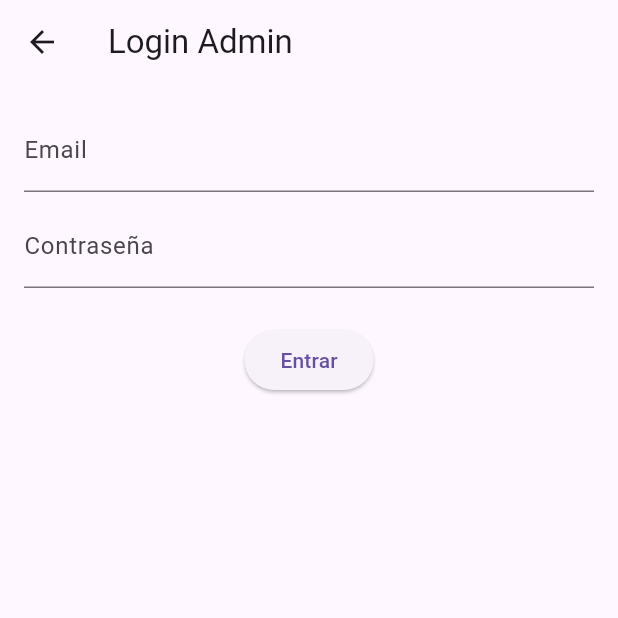
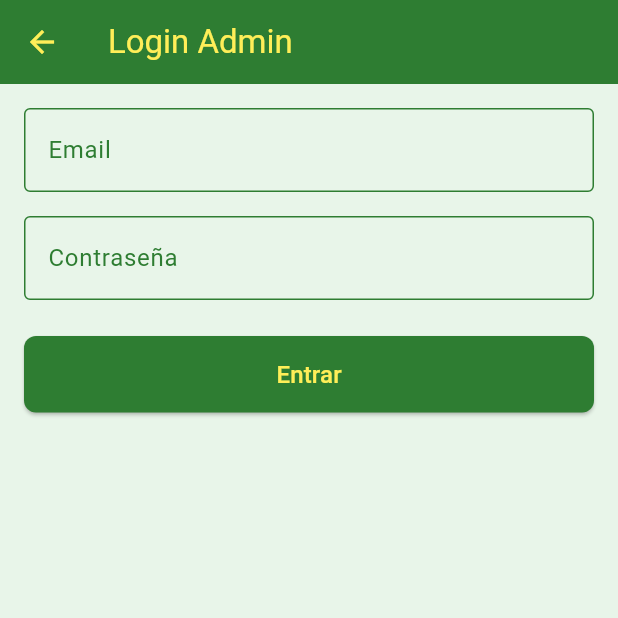
Before and after one commit to Fabioodom/appemails, a Flutter app: the LoginScreen screen opened by its route, on a phone screen of 412 x 824 dp, the top half of it. Run offline on Flutter 3.47's test engine with Material 3 defaults, Android fonts, the phone set to English and light mode, and no system bars; our stand-ins replace cloud_firestore, firebase_auth, firebase_core, shared_preferences; missing offline and left inert: firebase_auth_web; accounts and stored records are empty.

Commit message:
prueba13

```diff
--- a/lib/screens/login_screen.dart
+++ b/lib/screens/login_screen.dart
@@ -1,8 +1,11 @@
 // lib/screens/login_screen.dart
 
 import 'package:flutter/material.dart';
+import 'package:firebase_core/firebase_core.dart';
+import 'package:cloud_firestore/cloud_firestore.dart';
 import 'package:firebase_auth/firebase_auth.dart';
-import 'package:cloud_firestore/cloud_firestore.dart';
+import '../utils/validators.dart';
+import '../../firebase_options.dart'; // Ajusta la ruta según tu estructura
 
 class LoginScreen extends StatefulWidget {
   @override
@@ -10,9 +13,26 @@ class LoginScreen extends StatefulWidget {
 }
 
 class _LoginScreenState extends State<LoginScreen> {
+  final _formKey = GlobalKey<FormState>();
   final _emailCtrl = TextEditingController();
-  final _passCtrl  = TextEditingController();
+  final _passCtrl = TextEditingController();
   bool _loading = false;
+
+  late final Future<FirebaseApp> _initFirebase;
+
+  // Colores del estilo de la app
+  static const Color _kGreen      = Color(0xFF2E7D32);
+  static const Color _kLightGreen = Color(0xFFE8F5E9);
+  static const Color _kYellow     = Color(0xFFFFEE58);
+
+  @override
+  void initState() {
+    super.initState();
+    // Inicializamos Firebase
+    _initFirebase = Firebase.initializeApp(
+      options: DefaultFirebaseOptions.currentPlatform,
+    );
+  }
 
   @override
   void dispose() {
@@ -22,81 +42,161 @@ class _LoginScreenState extends State<LoginScreen> {
   }
 
   Future<void> _login() async {
+    // 1) Validar formulario de forma segura
+    final form = _formKey.currentState;
+    if (form == null || !form.validate()) return;
+
     setState(() => _loading = true);
 
     try {
-      // 1) Intentar login con email + password
+      // 2) Intentar login
       final cred = await FirebaseAuth.instance
           .signInWithEmailAndPassword(
             email: _emailCtrl.text.trim(),
             password: _passCtrl.text.trim(),
           );
 
+      // 3) Comprobar que cred.user no sea null
       final user = cred.user;
       if (user == null) {
-        throw Exception('Usuario no encontrado tras autenticar.');
+        throw Exception('No se pudo obtener datos del usuario.');
       }
 
-      // 2) Comprobar si existe en admins/{uid}
+      // 4) Leer en Firestore admins/{uid}
       final adminDoc = await FirebaseFirestore.instance
           .collection('admins')
           .doc(user.uid)
           .get();
 
       if (adminDoc.exists) {
-        // 3a) Es admin → entrar
+        // Es admin: navegar y reemplazar la pila
         Navigator.of(context).pushReplacementNamed('/admin');
       } else {
-        // 3b) No es admin → cerrar sesión
+        // No es admin: cerrar sesión y avisar
         await FirebaseAuth.instance.signOut();
-        _showError('No autorizado como admin');
+        _showSnack('Usuario no autorizado como admin', isError: true);
       }
     } on FirebaseAuthException catch (e) {
-      _showError('Credenciales inválidas');
+      // Errores específicos de Auth
+      _showSnack(_authErrorMessage(e), isError: true);
     } catch (e) {
-      _showError('Error inesperado');
+      // Cualquier otro error
+      _showSnack('Error inesperado: $e', isError: true);
     } finally {
       setState(() => _loading = false);
     }
   }
 
-  void _showError(String msg) {
+  /// Muestra un SnackBar con mensaje y color según sea error o no
+  void _showSnack(String mensaje, {bool isError = false}) {
     ScaffoldMessenger.of(context).showSnackBar(
-      SnackBar(content: Text(msg), backgroundColor: Colors.redAccent),
+      SnackBar(
+        content: Text(mensaje),
+        backgroundColor: isError ? Colors.redAccent : _kYellow,
+      ),
+    );
+  }
+
+  /// Traduce códigos de FirebaseAuthException a mensajes de usuario
+  String _authErrorMessage(FirebaseAuthException e) {
+    if (e.code == 'user-not-found' || e.code == 'wrong-password') {
+      return 'Credenciales no válidas';
+    }
+    return 'Error en login: ${e.message ?? e.code}';
+  }
+
+  InputDecoration _buildDecoration(String label) {
+    return InputDecoration(
+      filled: true,
+      fillColor: _kLightGreen,
+      labelText: label,
+      labelStyle: TextStyle(color: _kGreen),
+      border: OutlineInputBorder(),
+      enabledBorder: OutlineInputBorder(
+        borderSide: BorderSide(color: _kGreen),
+      ),
+      focusedBorder: OutlineInputBorder(
+        borderSide: BorderSide(color: _kYellow, width: 2),
+      ),
     );
   }
 
   @override
   Widget build(BuildContext context) {
+    return FutureBuilder<FirebaseApp>(
+      future: _initFirebase,
+      builder: (context, snapshot) {
+        if (snapshot.connectionState != ConnectionState.done) {
+          return const Scaffold(
+            body: Center(child: CircularProgressIndicator()),
+          );
+        }
         return Scaffold(
-      appBar: AppBar(title: Text('Login Admin')),
+          backgroundColor: _kLightGreen,
+          appBar: AppBar(
+            backgroundColor: _kGreen,
+            iconTheme: IconThemeData(color: _kYellow),
+            title: Text(
+              'Login Admin',
+              style: TextStyle(color: _kYellow),
+            ),
+          ),
           body: Padding(
             padding: const EdgeInsets.all(16),
+            child: Form(
+              key: _formKey,
               child: Column(
                 children: [
-            TextField(
+                  TextFormField(
                     controller: _emailCtrl,
-              decoration: InputDecoration(labelText: 'Email'),
+                    decoration: _buildDecoration('Email'),
+                    keyboardType: TextInputType.emailAddress,
+                    validator: (v) =>
+                        Validators.isEmail(v) ? null : 'Email no válido',
                   ),
-            SizedBox(height: 8),
-            TextField(
+                  const SizedBox(height: 16),
+                  TextFormField(
                     controller: _passCtrl,
-              decoration: InputDecoration(labelText: 'Contraseña'),
+                    decoration: _buildDecoration('Contraseña'),
                     obscureText: true,
+                    validator: (v) =>
+                        Validators.isNotEmpty(v) ? null : 'Requerido',
                   ),
-            SizedBox(height: 24),
-            ElevatedButton(
+                  const SizedBox(height: 24),
+                  SizedBox(
+                    width: double.infinity,
+                    child: ElevatedButton(
                       onPressed: _loading ? null : _login,
+                      style: ElevatedButton.styleFrom(
+                        backgroundColor: _kGreen,
+                        foregroundColor: _kYellow,
+                        shape: RoundedRectangleBorder(
+                          borderRadius: BorderRadius.circular(8),
+                        ),
+                        padding: const EdgeInsets.symmetric(vertical: 14),
+                      ),
                       child: _loading
                           ? SizedBox(
-                      width: 20, height: 20,
-                      child: CircularProgressIndicator(strokeWidth: 2),
+                              width: 20,
+                              height: 20,
+                              child: CircularProgressIndicator(
+                                strokeWidth: 2,
+                                valueColor:
+                                    AlwaysStoppedAnimation<Color>(_kYellow),
+                              ),
                             )
-                  : Text('Entrar'),
+                          : Text(
+                              'Entrar',
+                              style: TextStyle(fontSize: 16),
+                            ),
+                    ),
                   ),
                 ],
               ),
             ),
+          ),
+        );
+      },
     );
   }
 }
```
Also changed, not shown: 3 other files. Lines whose indentation alone changed are shown as unchanged.
